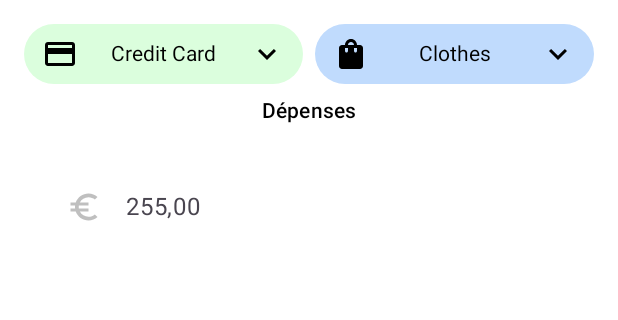
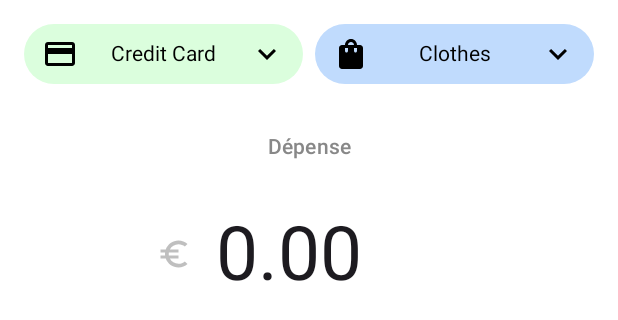
Before and after one commit to Schtroumphy/BudgetBuddy, an Android app built with Jetpack Compose: the @Preview function ExpensesBottomSheetPreview, on a phone screen of 412 x 824 dp. Shown: the top 320 px of the screen. Run offline under Robolectric (Android 15) with nearby library versions, the phone set to English and light mode, and no system bars.

Commit message:
:sparkles: Save expense with paymentMethodId & categoryId

```diff
--- a/app/src/main/java/com/jeanloth/mobile/android/budgetbuddy/MainActivity.kt
+++ b/app/src/main/java/com/jeanloth/mobile/android/budgetbuddy/MainActivity.kt
@@ -71,8 +71,8 @@ fun DashboardScreen(
                 tonalElevation = 16.dp,
                 containerColor = Color.White
             ) {
-                ExpensesBottomSheet(onInputValidated = {
-                    onEvent(DashboardEvent.SetExpenseAmount(it))
+                ExpensesBottomSheet(onInputValidated = { amount, paymentMethodId, categoryId ->
+                    onEvent(DashboardEvent.SetExpense(amount, paymentMethodId, categoryId))
                     onEvent(DashboardEvent.HideBottomSheet)
 
                     Toast.makeText(mContext, "Expense saved !", Toast.LENGTH_LONG).show()
--- a/app/src/main/java/com/jeanloth/mobile/android/budgetbuddy/core/database/AppRoomDatabase.kt
+++ b/app/src/main/java/com/jeanloth/mobile/android/budgetbuddy/core/database/AppRoomDatabase.kt
@@ -8,7 +8,7 @@ import com.jeanloth.mobile.android.budgetbuddy.features.addExpense.data.local.en
 
 @Database(
     entities = [ExpenseEntity::class],
-    version = 1
+    version = 2
 )
 @TypeConverters(DateTypeConverter::class)
 abstract class AppRoomDatabase : RoomDatabase() {
--- /dev/null
+++ b/app/src/main/java/com/jeanloth/mobile/android/budgetbuddy/core/utils/CurrencyAmountInputVisualTransformation.kt
@@ -0,0 +1,117 @@
+import androidx.compose.ui.text.AnnotatedString
+import androidx.compose.ui.text.input.OffsetMapping
+import androidx.compose.ui.text.input.TransformedText
+import androidx.compose.ui.text.input.VisualTransformation
+import java.lang.Integer.max
+import java.text.DecimalFormat
+
+/**
+ * Article for explanations: https://medium.com/@banmarkovic/how-to-create-currency-amount-input-in-android-jetpack-compose-1bd11ba3b629
+ * Source : https://github.com/banmarkovic/CurrencyAmountInput/blob/master/app/src/main/java/com/ban/currencyamountinput/CurrencyAmountInputVisualTransformation.kt
+ *
+**/
+class CurrencyAmountInputVisualTransformation(
+    private val fixedCursorAtTheEnd: Boolean = true,
+    private val numberOfDecimals: Int = 2
+) : VisualTransformation {
+
+    private val symbols = DecimalFormat().decimalFormatSymbols
+
+    override fun filter(text: AnnotatedString): TransformedText {
+        val thousandsSeparator = symbols.groupingSeparator
+        val decimalSeparator = symbols.decimalSeparator
+        val zero = symbols.zeroDigit
+
+        val inputText = text.text
+
+        val intPart = inputText
+            .dropLast(numberOfDecimals)
+            .reversed()
+            .chunked(3)
+            .joinToString(thousandsSeparator.toString())
+            .reversed()
+            .ifEmpty {
+                zero.toString()
+            }
+
+        val fractionPart = inputText.takeLast(numberOfDecimals).let {
+            if (it.length != numberOfDecimals) {
+                List(numberOfDecimals - it.length) {
+                    zero
+                }.joinToString("") + it
+            } else {
+                it
+            }
+        }
+
+        val formattedNumber = intPart + decimalSeparator + fractionPart
+
+        val newText = AnnotatedString(
+            text = formattedNumber,
+            spanStyles = text.spanStyles,
+            paragraphStyles = text.paragraphStyles
+        )
+
+        val offsetMapping = if (fixedCursorAtTheEnd) {
+            FixedCursorOffsetMapping(
+                contentLength = inputText.length,
+                formattedContentLength = formattedNumber.length
+            )
+        } else {
+            MovableCursorOffsetMapping(
+                unmaskedText = text.toString(),
+                maskedText = newText.toString(),
+                decimalDigits = numberOfDecimals
+            )
+        }
+
+        return TransformedText(newText, offsetMapping)
+    }
+
+    private class FixedCursorOffsetMapping(
+        private val contentLength: Int,
+        private val formattedContentLength: Int,
+    ) : OffsetMapping {
+        override fun originalToTransformed(offset: Int): Int = formattedContentLength
+        override fun transformedToOriginal(offset: Int): Int = contentLength
+    }
+
+    private class MovableCursorOffsetMapping(
+        private val unmaskedText: String,
+        private val maskedText: String,
+        private val decimalDigits: Int
+    ) : OffsetMapping {
+        override fun originalToTransformed(offset: Int): Int =
+            when {
+                unmaskedText.length <= decimalDigits -> {
+                    maskedText.length - (unmaskedText.length - offset)
+                }
+                else -> {
+                    offset + offsetMaskCount(offset, maskedText)
+                }
+            }
+
+        override fun transformedToOriginal(offset: Int): Int =
+            when {
+                unmaskedText.length <= decimalDigits -> {
+                    max(unmaskedText.length - (maskedText.length - offset), 0)
+                }
+                else -> {
+                    offset - maskedText.take(offset).count { !it.isDigit() }
+                }
+            }
+
+        private fun offsetMaskCount(offset: Int, maskedText: String): Int {
+            var maskOffsetCount = 0
+            var dataCount = 0
+            for (maskChar in maskedText) {
+                if (!maskChar.isDigit()) {
+                    maskOffsetCount++
+                } else if (++dataCount > offset) {
+                    break
+                }
+            }
+            return maskOffsetCount
+        }
+    }
+}
--- a/app/src/main/java/com/jeanloth/mobile/android/budgetbuddy/features/addExpense/data/local/entities/ExpenseEntity.kt
+++ b/app/src/main/java/com/jeanloth/mobile/android/budgetbuddy/features/addExpense/data/local/entities/ExpenseEntity.kt
@@ -12,5 +12,7 @@ data class ExpenseEntity(
     @PrimaryKey(autoGenerate = true)
     val uid: Int,
     val amount: Double,
+    val paymentMethodId: Int,
+    val categoryId: Int,
     val date: LocalDate?
 )
--- a/app/src/main/java/com/jeanloth/mobile/android/budgetbuddy/features/addExpense/data/mappers/ExpenseMapper.kt
+++ b/app/src/main/java/com/jeanloth/mobile/android/budgetbuddy/features/addExpense/data/mappers/ExpenseMapper.kt
@@ -11,7 +11,9 @@ class ExpenseMapper : Mapper<ExpenseEntity, Expense> {
         return Expense(
             uid = entity.uid,
             amount = entity.amount,
-            date = entity.date ?: LocalDate.now()
+            paymentMethodId = entity.paymentMethodId,
+            categoryId = entity.categoryId,
+            date = entity.date ?: LocalDate.now(),
         )
     }
 
@@ -19,6 +21,8 @@ class ExpenseMapper : Mapper<ExpenseEntity, Expense> {
         return ExpenseEntity(
             uid = pojo.uid,
             amount = pojo.amount,
+            paymentMethodId = pojo.paymentMethodId,
+            categoryId = pojo.categoryId,
             date = pojo.date
         )
     }
--- a/app/src/main/java/com/jeanloth/mobile/android/budgetbuddy/features/addExpense/domain/Expense.kt
+++ b/app/src/main/java/com/jeanloth/mobile/android/budgetbuddy/features/addExpense/domain/Expense.kt
@@ -5,5 +5,7 @@ import java.time.LocalDate
 class Expense(
     val uid: Int = 0,
     val amount: Double,
+    val paymentMethodId: Int,
+    val categoryId: Int,
     val date: LocalDate = LocalDate.now(),
 )
--- a/app/src/main/java/com/jeanloth/mobile/android/budgetbuddy/views/molecules/dropdown_menu.kt
+++ b/app/src/main/java/com/jeanloth/mobile/android/budgetbuddy/views/molecules/dropdown_menu.kt
@@ -39,36 +39,50 @@ import com.jeanloth.mobile.android.budgetbuddy.theme.LightBlue
 import com.jeanloth.mobile.android.budgetbuddy.theme.LightGreen1
 
 val paymentMethods = listOf(
-    MenuItem(Icons.Default.CreditCard, "Credit Card"),
-    MenuItem(Icons.Default.Money, "Cash"),
-    MenuItem(Icons.Default.Savings, "Savings"),
+    MenuItem(1, Icons.Default.CreditCard, "Credit Card"),
+    MenuItem(2, Icons.Default.Money, "Cash"),
+    MenuItem(3, Icons.Default.Savings, "Savings"),
 )
 
 val paymentMenuColor = LightGreen1
 val categoryMenuColor = LightBlue
 
 val categories = listOf(
-    MenuItem(Icons.Rounded.ShoppingBag, "Clothes"),
-    MenuItem(Icons.Rounded.Redeem, "Gift"),
-    MenuItem(Icons.Rounded.DirectionsCar, "Car"),
-    MenuItem(Icons.Rounded.Public, "Online"),
+    MenuItem(1, Icons.Rounded.ShoppingBag, "Clothes"),
+    MenuItem(2, Icons.Rounded.Redeem, "Gift"),
+    MenuItem(3, Icons.Rounded.DirectionsCar, "Car"),
+    MenuItem(4, Icons.Rounded.Public, "Online"),
 )
 
-class MenuItem(var icon: ImageVector, var label: String)
+class MenuItem(val id: Int, var icon: ImageVector, var label: String)
 
 @Composable
-fun PaymentMenu(modifier: Modifier = Modifier) {
-    CustomDropDown(modifier = modifier, paymentMethods, backgroundColor = paymentMenuColor)
+fun PaymentMenu(modifier: Modifier = Modifier, onItemSelected: ((Int) -> Unit)? = null) {
+    CustomDropDown(
+        modifier = modifier,
+        paymentMethods,
+        backgroundColor = paymentMenuColor,
+        onItemSelected = { onItemSelected?.invoke(it) }
+    )
 }
 
 @Composable
-fun CategoryMenu(modifier: Modifier = Modifier) {
-    CustomDropDown(modifier = modifier, categories, backgroundColor = categoryMenuColor)
+fun CategoryMenu(modifier: Modifier = Modifier, onItemSelected: ((Int) -> Unit)? = null) {
+    CustomDropDown(
+        modifier = modifier,
+        categories,
+        backgroundColor = categoryMenuColor,
+        onItemSelected = { onItemSelected?.invoke(it) }
+    )
 }
 
 @Composable
-fun CustomDropDown(modifier: Modifier = Modifier, items: List<MenuItem>, backgroundColor: Color = LightGreen1) {
-    var isPaymentMethodMenuExpanded by remember { mutableStateOf(false) }
+fun CustomDropDown(
+    modifier: Modifier = Modifier,
+    items: List<MenuItem>,
+    backgroundColor: Color = LightGreen1,
+    onItemSelected: ((Int) -> Unit)? = null,
+) {
     var isExpanded by remember { mutableStateOf(false) }
 
     var selectedItem by remember { mutableStateOf(items.first()) }
@@ -113,6 +127,7 @@ fun CustomDropDown(modifier: Modifier = Modifier, items: List<MenuItem>, backgro
                 DropdownMenuItem(onClick = {
                     selectedItem = item
                     isExpanded = false
+                    onItemSelected?.invoke(item.id)
                 }) {
                     DropDownItem(icon = item.icon, label = item.label)
                 }
--- a/app/src/main/java/com/jeanloth/mobile/android/budgetbuddy/views/templates/expenses_bottom_sheet.kt
+++ b/app/src/main/java/com/jeanloth/mobile/android/budgetbuddy/views/templates/expenses_bottom_sheet.kt
@@ -1,5 +1,6 @@
 package com.jeanloth.mobile.android.budgetbuddy.views.templates
 
+import CurrencyAmountInputVisualTransformation
 import androidx.compose.foundation.layout.Arrangement
 import androidx.compose.foundation.layout.Column
 import androidx.compose.foundation.layout.Row
@@ -7,6 +8,7 @@ import androidx.compose.foundation.layout.Spacer
 import androidx.compose.foundation.layout.fillMaxWidth
 import androidx.compose.foundation.layout.height
 import androidx.compose.foundation.layout.padding
+import androidx.compose.foundation.layout.width
 import androidx.compose.foundation.text.KeyboardOptions
 import androidx.compose.material.icons.Icons
 import androidx.compose.material.icons.filled.EuroSymbol
@@ -19,71 +21,87 @@ import androidx.compose.material3.MaterialTheme
 import androidx.compose.material3.Text
 import androidx.compose.material3.TextFieldDefaults
 import androidx.compose.runtime.Composable
+import androidx.compose.runtime.LaunchedEffect
 import androidx.compose.runtime.getValue
+import androidx.compose.runtime.mutableIntStateOf
 import androidx.compose.runtime.mutableStateOf
 import androidx.compose.runtime.remember
 import androidx.compose.runtime.setValue
 import androidx.compose.ui.Alignment
 import androidx.compose.ui.Modifier
+import androidx.compose.ui.focus.FocusRequester
+import androidx.compose.ui.focus.focusRequester
 import androidx.compose.ui.graphics.Color
+import androidx.compose.ui.platform.LocalConfiguration
 import androidx.compose.ui.text.input.KeyboardCapitalization
 import androidx.compose.ui.text.input.KeyboardType
 import androidx.compose.ui.text.input.TextFieldValue
 import androidx.compose.ui.text.style.TextAlign
 import androidx.compose.ui.tooling.preview.Preview
 import androidx.compose.ui.unit.dp
+import androidx.compose.ui.unit.sp
 import com.jeanloth.mobile.android.budgetbuddy.theme.Blue2
 import com.jeanloth.mobile.android.budgetbuddy.theme.Gray1
+import com.jeanloth.mobile.android.budgetbuddy.theme.spaceLarge
 import com.jeanloth.mobile.android.budgetbuddy.theme.spaceMedium
 import com.jeanloth.mobile.android.budgetbuddy.theme.spaceSmall
 import com.jeanloth.mobile.android.budgetbuddy.views.molecules.CategoryMenu
 import com.jeanloth.mobile.android.budgetbuddy.views.molecules.PaymentMenu
+import com.jeanloth.mobile.android.budgetbuddy.views.molecules.categories
+import com.jeanloth.mobile.android.budgetbuddy.views.molecules.paymentMethods
 import androidx.compose.material3.TextField as TextField1
 
 @OptIn(ExperimentalMaterial3Api::class)
 @Composable
-fun ExpensesBottomSheet(onInputValidated: ((String) -> Unit)?) {
+fun ExpensesBottomSheet(onInputValidated: ((String, Int, Int) -> Unit)?) {
     var textFieldValue by remember { mutableStateOf(TextFieldValue()) }
+    var paymentMethodSelected: Int by remember { mutableIntStateOf(paymentMethods.first().id ) }
+    var categorySelected: Int by remember { mutableIntStateOf(categories.first().id) }
 
-    Column(Modifier.padding(horizontal = 16.dp, vertical = spaceMedium)) {
+    Column(
+        modifier = Modifier.padding(horizontal = 16.dp, vertical = spaceMedium),
+    ) {
         Row(horizontalArrangement = Arrangement.spacedBy(8.dp)) {
-            PaymentMenu(Modifier.weight(1f))
-            CategoryMenu(Modifier.weight(1f))
+            PaymentMenu(Modifier.weight(1f), onItemSelected =  {
+                paymentMethodSelected = it
+            })
+            CategoryMenu(Modifier.weight(1f), onItemSelected = {
+                categorySelected = it
+            })
         }
         Text(
-            "Dépenses",
+            "Dépense",
             textAlign = TextAlign.Center,
             modifier = Modifier
                 .fillMaxWidth()
-                .padding(vertical = spaceSmall),
-            style = MaterialTheme.typography.titleSmall
+                .padding(top = spaceLarge),
+            style = MaterialTheme.typography.titleSmall.copy(
+                color = Color.Gray
+            ),
         )
-        Row(
-            horizontalArrangement = Arrangement.SpaceEvenly,
-            verticalAlignment = Alignment.CenterVertically
-        ) {
         ExpendedTextField(modifier = Modifier
-                .weight(4f)
+            .align(Alignment.CenterHorizontally)
             .padding(spaceMedium),
             textFieldValue = textFieldValue,
             onTextFieldValueChange = { newValue ->
                 textFieldValue = newValue
             })
 
-            IconButton(modifier = Modifier.weight(1f),
+        Spacer(modifier = Modifier.height(spaceMedium))
+
+        IconButton(modifier = Modifier
+            .align(Alignment.End)
+            .padding(spaceSmall),
             enabled = textFieldValue.text.isNotEmpty(),
             colors = IconButtonDefaults.iconButtonColors(
                 containerColor = Blue2, contentColor = Color.White,
             ),
             onClick = {
-                    onInputValidated?.let { it(textFieldValue.text) }
+                onInputValidated?.let { it(textFieldValue.text, paymentMethodSelected, categorySelected) }
             },
             content = {
                 Icon(Icons.Rounded.Check, contentDescription = null)
             })
-        }
-
-        Spacer(modifier = Modifier.height(spaceMedium))
     }
 }
 
@@ -107,18 +125,30 @@ fun ExpendedTextField(
     textFieldValue: TextFieldValue,
     onTextFieldValueChange: ((TextFieldValue) -> Unit)? = null,
 ) {
+    val configuration = LocalConfiguration.current
+    val screenWidth = configuration.screenWidthDp
+    val focusRequester = remember { FocusRequester() }
+
+    LaunchedEffect(Unit) {
+        focusRequester.requestFocus()
+    }
 
     TextField1(
         value = textFieldValue,
-        onValueChange = { onTextFieldValueChange?.let { function -> function(it) } },
-        placeholder = { Text(text = "255,00") },
-        modifier = modifier,
+        onValueChange = { if (it.text.length < 6) onTextFieldValueChange?.let { function -> function(it) } },
+        placeholder = { Text(text = "") },
+        modifier = modifier
+            .focusRequester(focusRequester)
+            .width((screenWidth / 1.8).dp),
         keyboardOptions = KeyboardOptions(
             capitalization = KeyboardCapitalization.None,
             autoCorrect = true,
-            keyboardType = KeyboardType.Number,
+            keyboardType = KeyboardType.NumberPassword,
         ),
-        textStyle = MaterialTheme.typography.titleLarge,
+        visualTransformation = CurrencyAmountInputVisualTransformation(),
+        textStyle = MaterialTheme.typography.titleLarge.copy(
+            fontSize = 50.sp
+        ),
         maxLines = 1,
         singleLine = true,
         leadingIcon = {
```
Also changed, not shown: app/src/main/java/com/jeanloth/mobile/android/budgetbuddy/features/addExpense/presentation/DashboardEvent.kt (+4 -4 lines), app/src/main/java/com/jeanloth/mobile/android/budgetbuddy/features/addExpense/presentation/DashboardState.kt (+3 -4 lines), app/src/main/java/com/jeanloth/mobile/android/budgetbuddy/features/addExpense/presentation/DashboardVM.kt (+9 -10 lines). Lines whose indentation alone changed are shown as unchanged.
